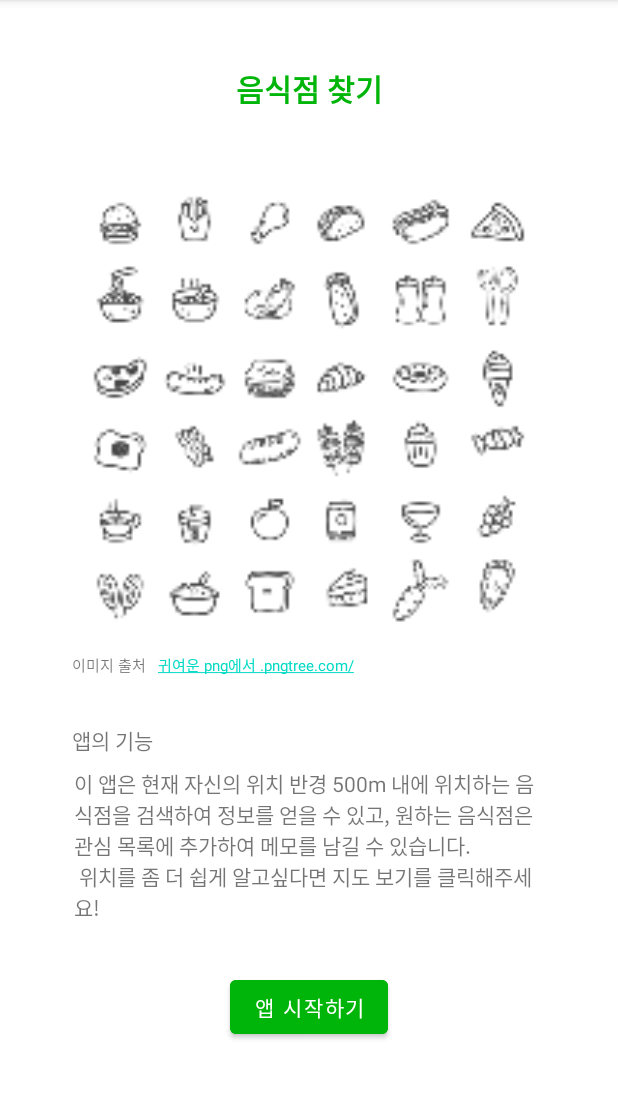
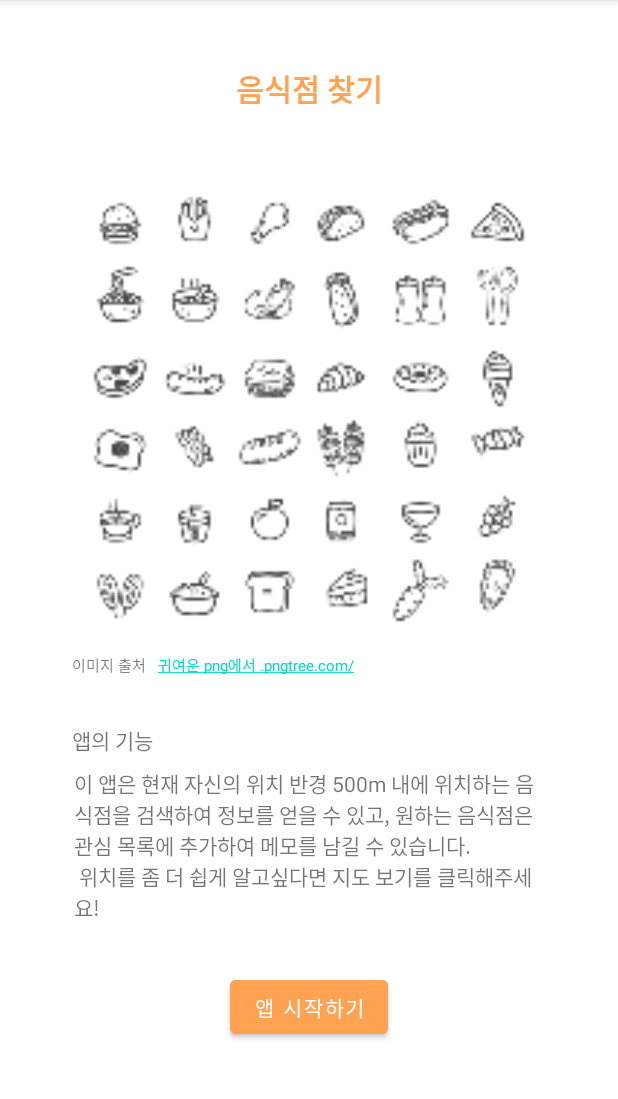
Before and after one commit to myhuon/searchRestaurant, an Android app: the screen it shows after launch (MainActivity), on a phone screen of 412 x 824 dp, the part 84-1183 px from its top. Run offline under Robolectric (Android 15) with nearby library versions, the phone set to English and light mode, and no system bars.

Commit message:
change btn color

```diff
--- a/app/src/main/res/values/colors.xml
+++ b/app/src/main/res/values/colors.xml
@@ -7,5 +7,5 @@
     <color name="teal_700">#FF018786</color>
     <color name="black">#FF000000</color>
     <color name="white">#FFFFFFFF</color>
-    <color name="btnColor">#00B509</color>
+    <color name="btnColor">#FFA251</color>
 </resources>
```
